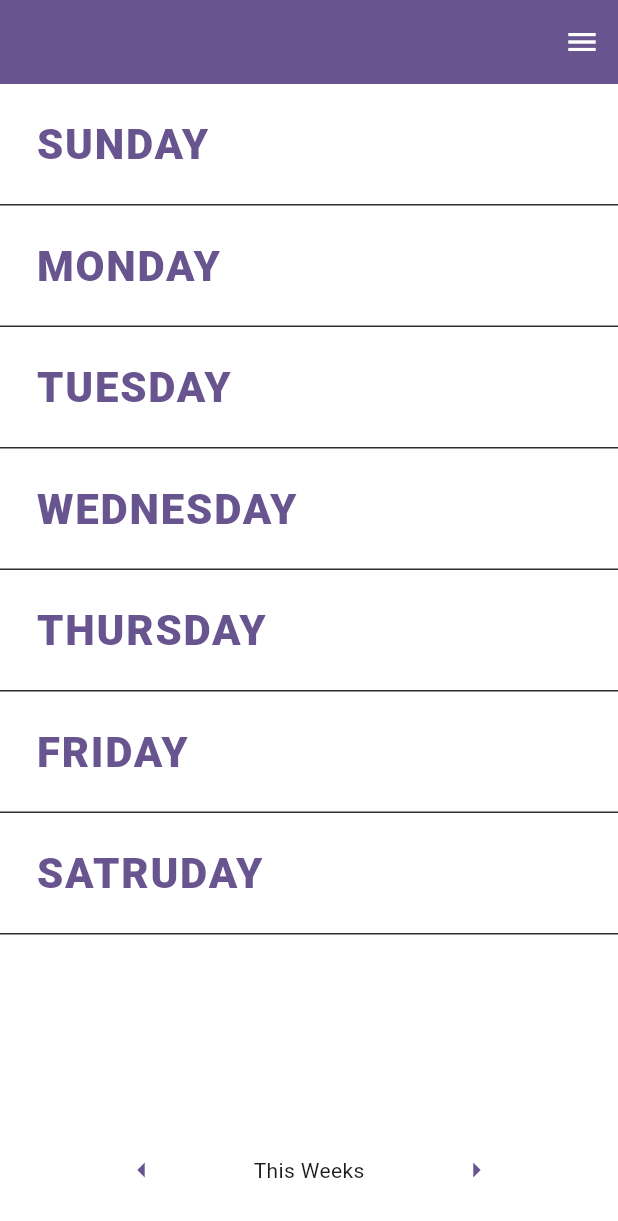
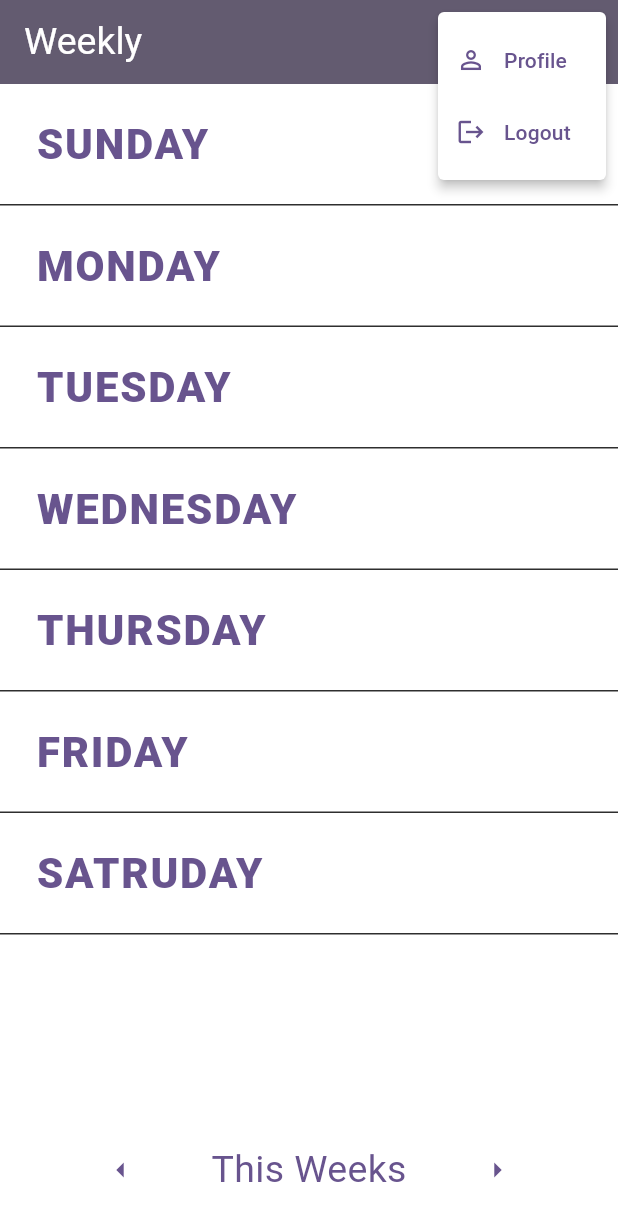
Before and after one commit to AmirulAiman/flutter_weekly, a Flutter app: the screen it shows once a user with an empty profile is signed in, after a tap on the "menu" icon, on a phone screen of 412 x 824 dp. Shown: the top 1221 px of the screen. Run offline on Flutter 3.47's test engine with Material 3 defaults, Android fonts, the phone set to English and light mode, and no system bars; our stand-ins replace firebase_auth, firebase_core, get, sqflite; accounts and stored records are empty; network calls fail.

Commit message:
feat: add menu to header, with logout and profile

```diff
--- a/lib/app/routes/app_routes.dart
+++ b/lib/app/routes/app_routes.dart
@@ -4,11 +4,13 @@ import 'package:weekly/features/auth/views/login_view.dart';
 import 'package:weekly/features/auth/views/register_view.dart';
 import 'package:weekly/features/home/bindings/home_binding.dart';
 import 'package:weekly/features/home/views/home_view.dart';
+import 'package:weekly/features/profile/views/profile_view.dart';
 
 abstract class AppRoutes {
   static const login = '/login';
   static const register = '/register';
   static const home = '/home';
+  static const profile = '/profile';
 }
 
 class AppPages {
@@ -16,5 +18,6 @@ class AppPages {
     GetPage(name: AppRoutes.login, page: () => LoginView(), binding: AuthBinding()),
     GetPage(name: AppRoutes.register, page: () => RegisterView(), binding: AuthBinding()),
     GetPage(name: AppRoutes.home, page: () => HomeView(), binding: HomeBinding()),
+    GetPage(name: AppRoutes.profile, page: () => ProfileView()),
   ];
 }
--- a/lib/features/auth/controllers/auth_controller.dart
+++ b/lib/features/auth/controllers/auth_controller.dart
@@ -66,5 +66,8 @@ class AuthController extends GetxController {
     }
   }
 
-  Future<void> logout() async => await _auth.signOut();
+  Future<void> logout() async {
+    await _auth.signOut();
+    Get.offAllNamed(AppRoutes.login);
+  }
 }
--- a/lib/features/home/views/home_view.dart
+++ b/lib/features/home/views/home_view.dart
@@ -1,5 +1,6 @@
 import 'package:flutter/material.dart';
 import 'package:get/get.dart';
+import 'package:weekly/features/auth/controllers/auth_controller.dart';
 import 'package:weekly/features/home/controllers/home_controller.dart';
 import 'package:weekly/features/home/widgets/day_task_tile.dart';
 
@@ -8,14 +9,55 @@ class HomeView extends GetView<HomeController> {
 
   @override
   Widget build(BuildContext context) {
+    final auth = Get.find<AuthController>();
     return Scaffold(
-      backgroundColor: Theme.of(context).colorScheme.onPrimary,
+      backgroundColor: Theme.of(context).colorScheme.onSecondary,
       appBar: AppBar(
-        backgroundColor: Theme.of(context).colorScheme.primary,
+        title: Text(
+          'Weekly',
+          style: TextStyle(color: Theme.of(context).colorScheme.onPrimary, fontSize: 25),
+        ),
+        backgroundColor: Theme.of(context).colorScheme.secondary,
         actions: [
-          IconButton(
-            onPressed: () {},
-            icon: Icon(Icons.menu, color: Colors.white),
+          PopupMenuButton<String>(
+            icon: Icon(Icons.menu, color: Theme.of(context).colorScheme.onPrimary),
+            color: Theme.of(context).colorScheme.onPrimary,
+            onSelected: (value) {
+              switch (value) {
+                case 'profile':
+                  Get.toNamed('/profile');
+                  break;
+                case 'logout':
+                  auth.logout();
+                  break;
+              }
+            },
+            itemBuilder: (context) => [
+              PopupMenuItem(
+                value: 'profile',
+                child: Row(
+                  children: [
+                    Icon(
+                      Icons.person_outline,
+                      color: Theme.of(context).colorScheme.primary,
+                      size: 20,
+                    ),
+                    SizedBox(width: 12),
+                    Text('Profile', style: TextStyle(color: Theme.of(context).colorScheme.primary)),
+                  ],
+                ),
+              ),
+              PopupMenuItem(
+                value: 'logout',
+                child: Row(
+                  children: [
+                    Icon(Icons.logout, color: Theme.of(context).colorScheme.primary, size: 20),
+                    SizedBox(width: 12),
+                    Text('Logout', style: TextStyle(color: Theme.of(context).colorScheme.primary)),
+                  ],
+                ),
+              ),
+            ],
           ),
         ],
       ),
@@ -39,7 +81,10 @@ class HomeView extends GetView<HomeController> {
               },
               icon: Icon(Icons.arrow_left, size: 24, color: Theme.of(context).colorScheme.primary),
             ),
-            Text('This Weeks'),
+            Text(
+              'This Weeks',
+              style: TextStyle(color: Theme.of(context).colorScheme.primary, fontSize: 25),
+            ),
             IconButton(
               onPressed: () {
                 /// TODO: Add funciton to navigate to prev weeks
--- a/lib/main.dart
+++ b/lib/main.dart
@@ -3,13 +3,14 @@ import 'package:firebase_core/firebase_core.dart';
 import 'package:flutter/material.dart';
 import 'package:get/get.dart';
 import 'package:weekly/app/routes/app_routes.dart';
+import 'package:weekly/features/auth/controllers/auth_controller.dart';
 
 void main() async {
   WidgetsFlutterBinding.ensureInitialized();
   await Firebase.initializeApp();
 
   final user = FirebaseAuth.instance.currentUser;
-  FirebaseAuth.instance.signOut(); //TODO: remove later
+  Get.put(AuthController());
   runApp(
     GetMaterialApp(
       title: 'Weekly',
```
Also changed, not shown: lib/features/home/widgets/menu_item.dart (added, +25 -0 lines), lib/features/profile/views/profile_view.dart (added, +48 -0 lines).
